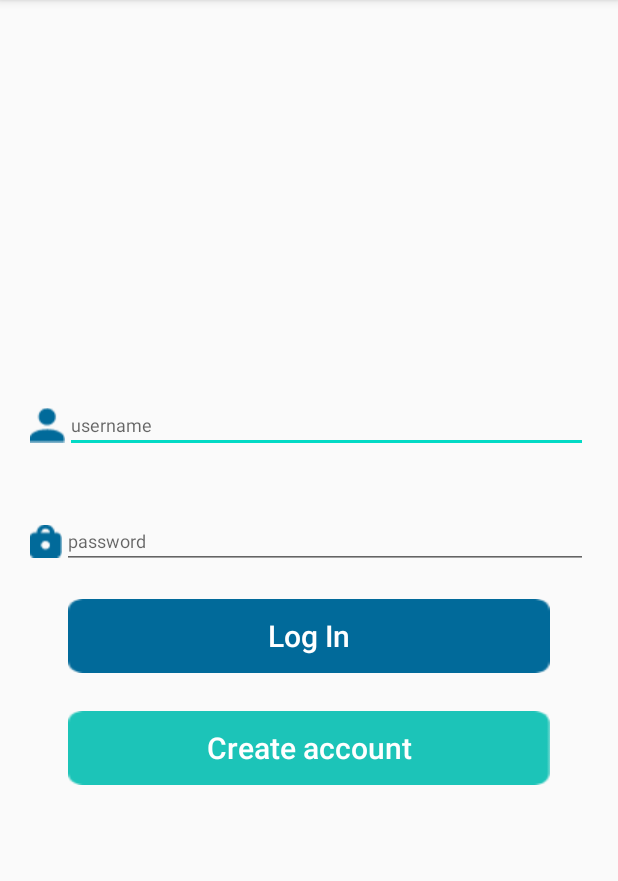
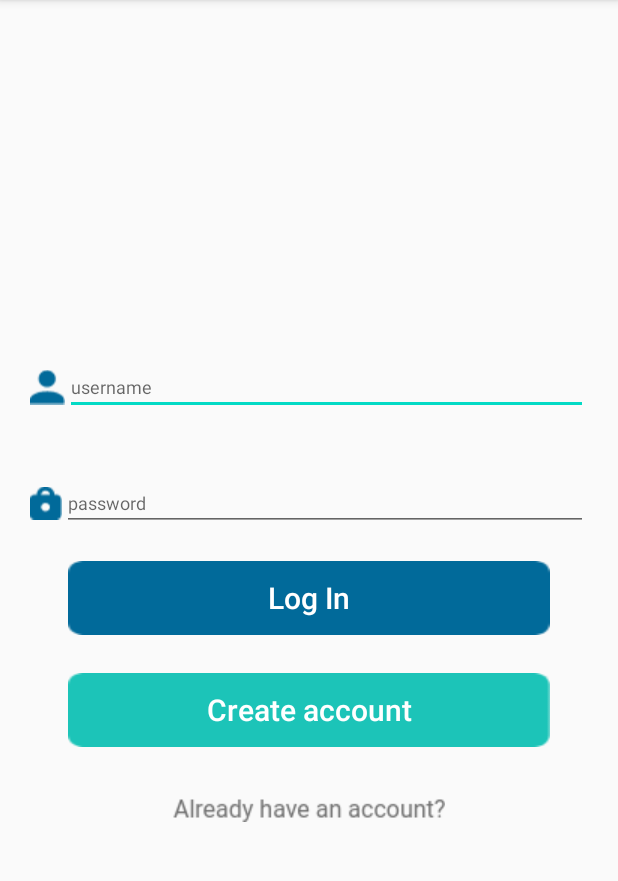
Before and after one commit to TitRadu/Trivia, an Android app: the screen it shows after launch (MainActivity), after a tap on "Log In", on a phone screen of 412 x 824 dp, the part 84-965 px from its top. Run offline under Robolectric (Android 15) with nearby library versions, the phone set to English and light mode, and no system bars; our stand-ins replace Firebase (no records; nobody signed in at launch, a user with empty details on screens opened directly).

Commit message:
Forgotten password feature.

```diff
--- a/app/src/main/java/com/example/triviaapp/LoggedUserConstants.java
+++ b/app/src/main/java/com/example/triviaapp/LoggedUserConstants.java
@@ -13,9 +13,9 @@ public class LoggedUserConstants{
     public static int loggedUserPlace = 0;
     public static int loggedUserPoints = 0;
     public static String loggedUserRankKey = "empty";
+    public static boolean loggedUserPasswordUpdateVerify = false;
     public static List<String> userNameList = null;
     public static List<Rank> ranksList = null;
-    public static int usersCount = 0;
 
 
 }
--- a/app/src/main/java/com/example/triviaapp/MainActivity.java
+++ b/app/src/main/java/com/example/triviaapp/MainActivity.java
@@ -4,9 +4,11 @@ import androidx.annotation.NonNull;
 import androidx.appcompat.app.AppCompatActivity;
 
 import android.content.Intent;
+import android.opengl.Visibility;
 import android.os.Bundle;
 import android.view.View;
 import android.widget.EditText;
+import android.widget.LinearLayout;
 import android.widget.Toast;
 
 import com.example.triviaapp.game.GameActivity;
@@ -25,7 +27,9 @@ public class MainActivity extends AppCompatActivity {
     private FirebaseAuth firebaseAuth;
     private FirebaseUser loggedUser;
 
-    private EditText emailInput, passwordInput;
+    private EditText emailInput, passwordInput, forgotPasswordEmailInput;
+
+    private LinearLayout forgotPasswordLayout;
 
     @Override
     protected void onCreate(Bundle savedInstanceState) {
@@ -43,6 +47,8 @@ public class MainActivity extends AppCompatActivity {
         FirebaseHelper.getInstance();
         emailInput = findViewById(R.id.emailLogInput);
         passwordInput = findViewById(R.id.passwordLogInput);
+        forgotPasswordEmailInput = findViewById(R.id.forgotPasswordEmailInput);
+        forgotPasswordLayout = findViewById(R.id.forgotPasswordLayout);
         firebaseAuth = FirebaseAuth.getInstance();
 
     }
@@ -58,7 +64,7 @@ public class MainActivity extends AppCompatActivity {
 
     private boolean inputCheck(String email, String password){
         if(email.isEmpty()){
-            Toast.makeText(this,"Introduce a email!",Toast.LENGTH_SHORT).show();
+            Toast.makeText(this,"Introduce an email!",Toast.LENGTH_SHORT).show();
             return false;
 
         }
@@ -94,6 +100,7 @@ public class MainActivity extends AppCompatActivity {
                         public void onComplete(@NonNull Task<AuthResult> task) {
                             if (task.isSuccessful()) {
                                 // Sign in success, update UI with the signed-in user's information
+                                LoggedUserConstants.loggedUserPassword = password;
                                 Toast.makeText(getBaseContext(), "Succes!", Toast.LENGTH_SHORT).show();
                                 updateUI();
                             } else {
@@ -121,12 +128,11 @@ public class MainActivity extends AppCompatActivity {
                 // This method is called once with the initial value and NO again
                 // whenever data at this location is updated.
                 LoggedUserConstants.userNameList = new ArrayList<>();
-                LoggedUserConstants.usersCount = 0;
 
                 for(DataSnapshot dataSnapshot1 : dataSnapshot.getChildren()){
                     User user = dataSnapshot1.getValue(User.class);
                     LoggedUserConstants.userNameList.add(user.getUserName());
-                    LoggedUserConstants.usersCount++;
+
 
                 }
 
@@ -143,4 +149,41 @@ public class MainActivity extends AppCompatActivity {
 
     }
 
+    public void changeForgotLayoutVisibility(View view){
+        if(forgotPasswordLayout.getVisibility() == View.GONE){
+            forgotPasswordLayout.setVisibility(View.VISIBLE);
+        }else{
+            forgotPasswordLayout.setVisibility(View.GONE);
+            forgotPasswordEmailInput.getText().clear();
+
+        }
+
+    }
+
+    public void sendEmail(View view){
+        String email = forgotPasswordEmailInput.getText().toString();
+
+        if(email.isEmpty()){
+            Toast.makeText(this,"Introduce an email!",Toast.LENGTH_SHORT).show();
+            return;
+
+        }
+
+        firebaseAuth.sendPasswordResetEmail(email).addOnCompleteListener(new OnCompleteListener<Void>() {
+            @Override
+            public void onComplete(@NonNull Task<Void> task) {
+                if(task.isSuccessful()) {
+                    Toast.makeText(getApplicationContext(), "A reset-password mail was send!", Toast.LENGTH_SHORT).show();
+
+                }else{
+                    Toast.makeText(getApplicationContext(), "Incorrect mail!", Toast.LENGTH_SHORT).show();
+
+                }
+
+            }
+
+        });
+
+    }
+
 }
--- a/app/src/main/res/layout/activity_main.xml
+++ b/app/src/main/res/layout/activity_main.xml
@@ -75,4 +75,56 @@
         android:textAlignment="center"
         android:onClick="registerActivity"/>
 
+    <LinearLayout
+        android:layout_width="wrap_content"
+        android:layout_height="wrap_content"
+        android:orientation="vertical"
+        android:gravity="center">
+        <ImageView
+            android:id="@+id/im_already_have_an_account"
+            android:layout_width="wrap_content"
+            android:layout_height="wrap_content"
+            android:layout_marginTop="34dp"
+            android:src="@drawable/ic_already_have_an_account"
+            android:onClick="changeForgotLayoutVisibility"/>
+
+        <LinearLayout
+            android:id="@+id/forgotPasswordLayout"
+            android:layout_width="wrap_content"
+            android:layout_height="wrap_content"
+            android:orientation="vertical"
+            android:visibility="gone">
+            <LinearLayout
+                android:layout_width="match_parent"
+                android:layout_height="match_parent"
+                android:layout_margin="20dp"
+                android:orientation="horizontal">
+                <ImageView
+                    android:layout_width="wrap_content"
+                    android:layout_height="match_parent"
+                    android:src="@drawable/ic_username"/>
+
+                <EditText
+                    android:id="@+id/forgotPasswordEmailInput"
+                    android:layout_width="match_parent"
+                    android:hint="email"
+                    android:textSize="12sp"
+                    android:textColor="#7A7A7A"
+                    android:layout_height="wrap_content"/>
+
+            </LinearLayout>
+
+            <Button
+                android:layout_width="wrap_content"
+                android:layout_height="wrap_content"
+                android:text="Create account"
+                android:background="@drawable/ic_button_login_background"
+                android:textAllCaps="false"
+                android:textColor="#FFFFFF"
+                android:textSize="20sp"
+                android:textAlignment="center"
+                android:onClick="sendEmail" />
+        </LinearLayout>
+    </LinearLayout>
+
 </LinearLayout>
```
Also changed, not shown: app/src/main/java/com/example/triviaapp/game/ui/home/HomeFragment.java (+14 -1 lines).
